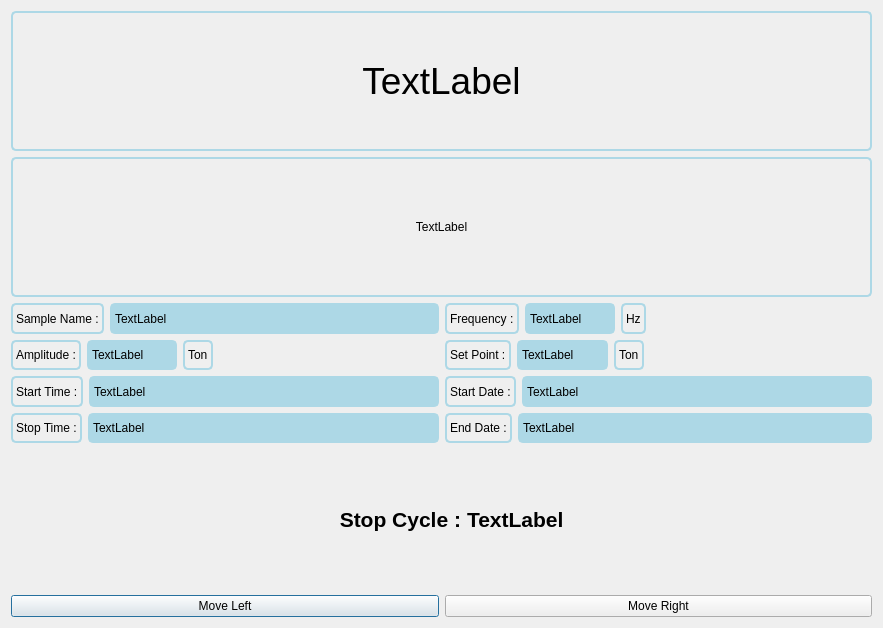
Above: analysisplot.ui from chethanpunisher/qtProject1 before the change. Below: the same form after it.
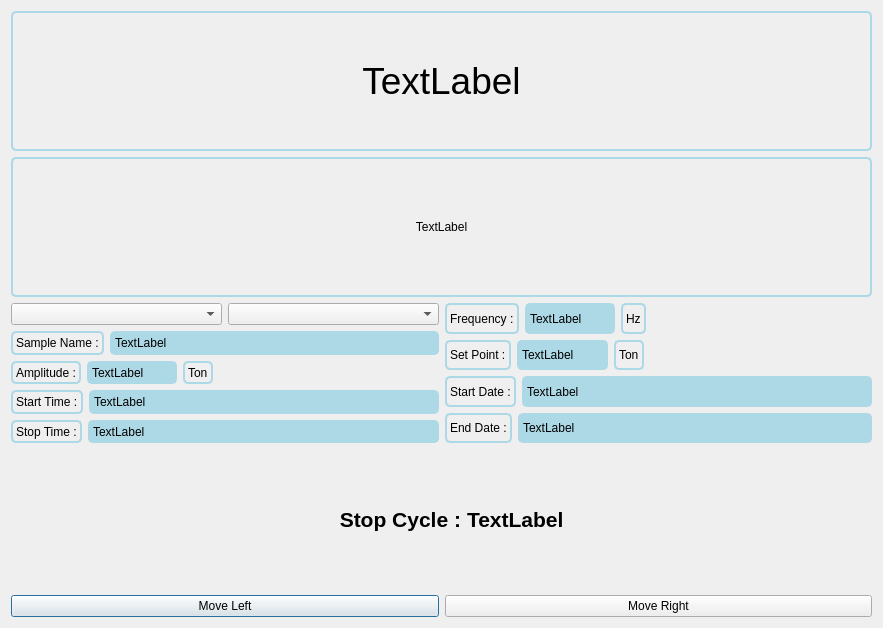
That is the form after the change.

What changed in the file:
```diff
--- a/analysisplot.ui
+++ b/analysisplot.ui
@@ -59,6 +59,16 @@
       <layout class="QHBoxLayout" name="horizontalLayout_10">
        <item>
         <layout class="QVBoxLayout" name="verticalLayout_2">
+         <item>
+          <layout class="QHBoxLayout" name="horizontalLayout_12">
+           <item>
+            <widget class="QComboBox" name="comboBox_sampleSelec"/>
+           </item>
+           <item>
+            <widget class="QComboBox" name="comboBox_batchSelec"/>
+           </item>
+          </layout>
+         </item>
          <item>
           <layout class="QHBoxLayout" name="horizontalLayout_6" stretch="0,2">
            <item>
```
